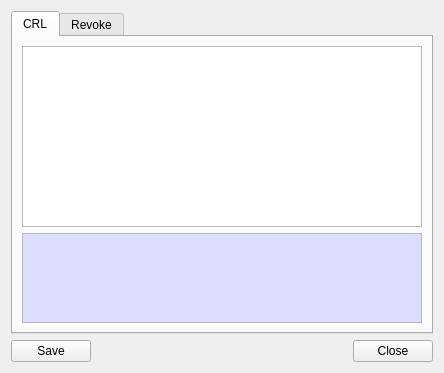
Old version of the form BerEditor/crl_info_dlg.ui in the repository jykim74/BerEditor.
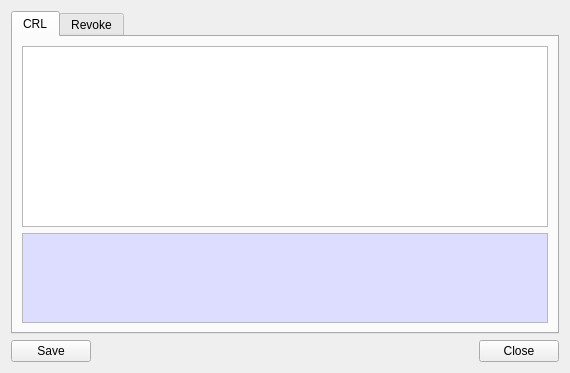
New version of the form. The open tabs and pages were chosen to show the change.

The edit to the form file:
```diff
--- a/BerEditor/crl_info_dlg.ui
+++ b/BerEditor/crl_info_dlg.ui
@@ -6,7 +6,7 @@
    <rect>
     <x>0</x>
     <y>0</y>
-    <width>442</width>
+    <width>570</width>
     <height>373</height>
    </rect>
   </property>
@@ -41,7 +41,7 @@
         <widget class="QPlainTextEdit" name="mCRLDetailText">
          <property name="minimumSize">
           <size>
-           <width>400</width>
+           <width>500</width>
            <height>0</height>
           </size>
          </property>
```
Left out of the diff: 2 changed lines with no effect on the pictures.
